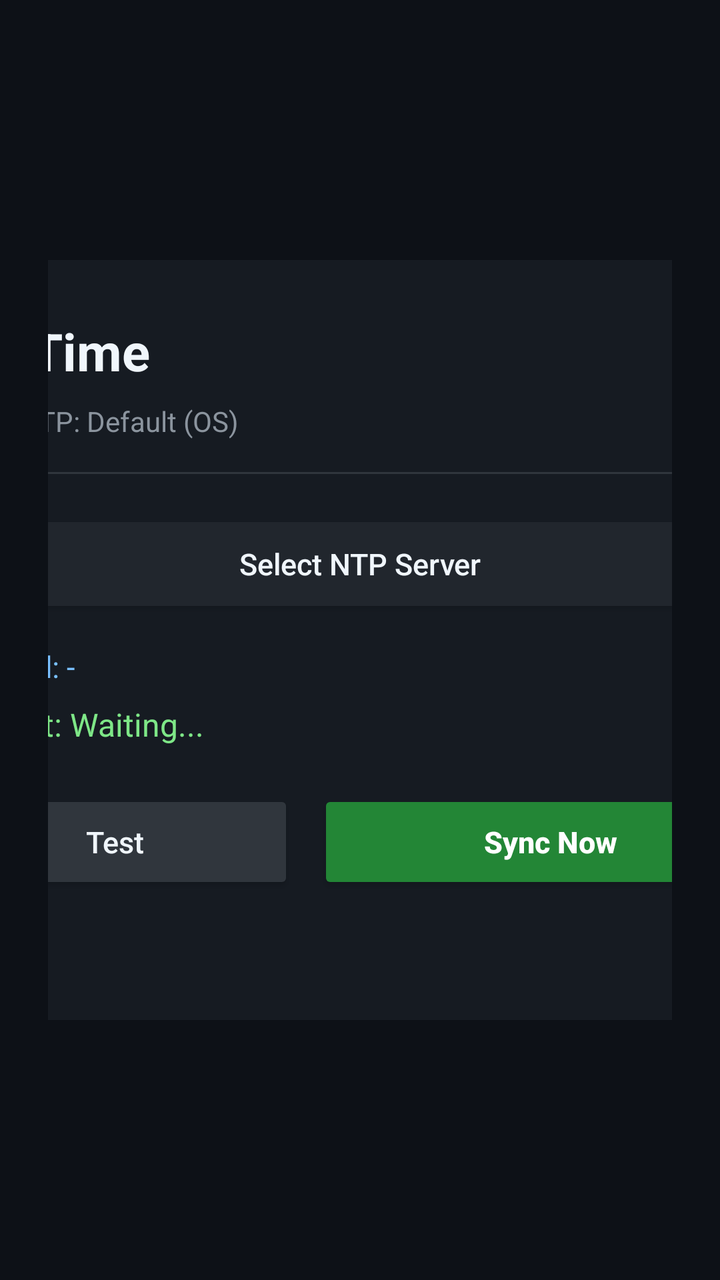
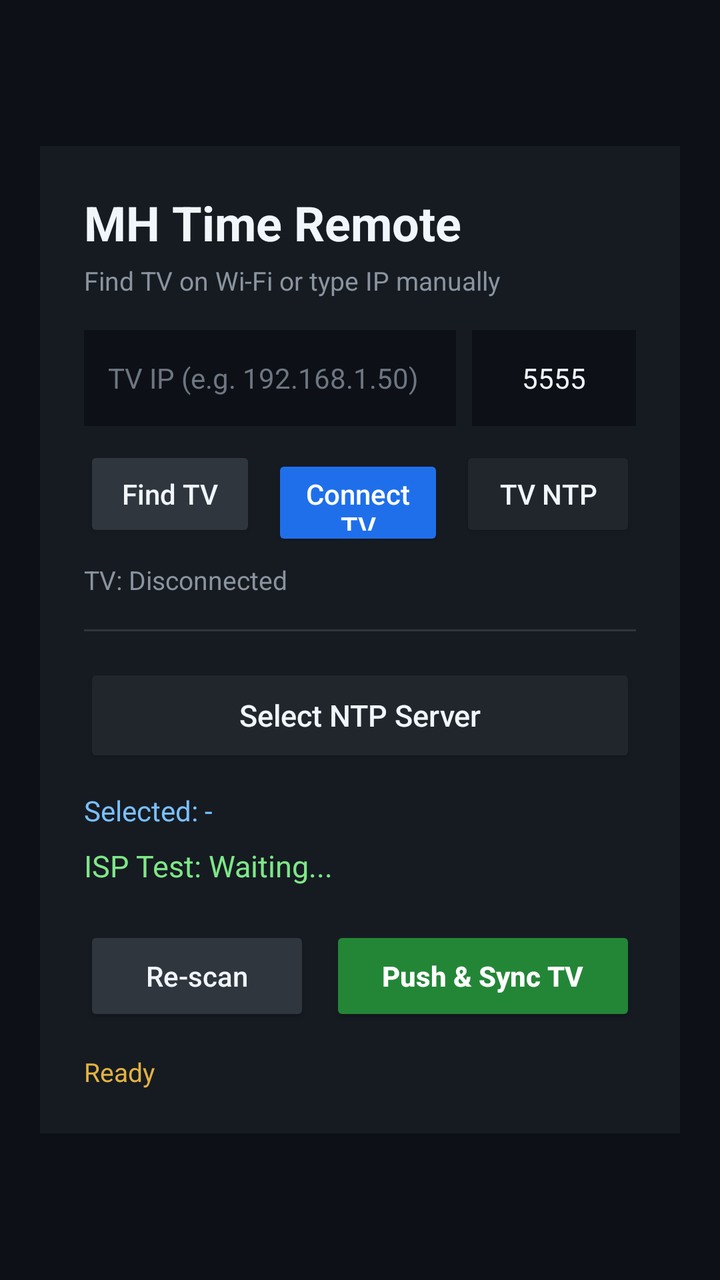

Two renders of the same Android screen: before a commit and after it. Below are the layout's source before the change and the commit's diff.
<!-- AndroidManifest.xml: application theme Theme.AppCompat.NoActionBar -->
<!-- res/layout/activity_main.xml -->
<?xml version="1.0" encoding="utf-8"?>
<FrameLayout xmlns:android="http://schemas.android.com/apk/res/android"
    android:layout_width="match_parent"
    android:layout_height="match_parent"
    android:background="#0D1117"
    android:padding="24dp">

    <LinearLayout
        android:layout_width="480dp"
        android:layout_height="wrap_content"
        android:layout_gravity="center"
        android:background="#161B22"
        android:orientation="vertical"
        android:padding="28dp">

        <TextView
            android:id="@+id/tvTitle"
            android:layout_width="wrap_content"
            android:layout_height="wrap_content"
            android:text="MH Time"
            android:textColor="#F0F6FC"
            android:textSize="26sp"
            android:textStyle="bold" />

        <TextView
            android:id="@+id/tvCurrentNtp"
            android:layout_width="match_parent"
            android:layout_height="wrap_content"
            android:layout_marginTop="8dp"
            android:text="Active NTP: Default (OS)"
            android:textColor="#8B949E"
            android:textSize="14sp" />

        <View
            android:layout_width="match_parent"
            android:layout_height="1dp"
            android:layout_marginTop="16dp"
            android:background="#30363D" />

        <Button
            android:id="@+id/btnOpenServerDialog"
            android:layout_width="match_parent"
            android:layout_height="54dp"
            android:layout_marginTop="18dp"
            android:backgroundTint="#21262D"
            android:focusable="true"
            android:text="Select NTP Server"
            android:textAllCaps="false"
            android:textColor="#F0F6FC"
            android:textSize="15sp" />

        <TextView
            android:id="@+id/tvSelectedTarget"
            android:layout_width="match_parent"
            android:layout_height="wrap_content"
            android:layout_marginTop="14dp"
            android:text="Selected: -"
            android:textColor="#79C0FF"
            android:textSize="15sp" />

        <LinearLayout
            android:layout_width="match_parent"
            android:layout_height="wrap_content"
            android:layout_marginTop="8dp"
            android:gravity="center_vertical"
            android:orientation="horizontal">

            <ProgressBar
                android:id="@+id/progressScanning"
                style="?android:attr/progressBarStyleSmall"
                android:layout_width="20dp"
                android:layout_height="20dp"
                android:layout_marginEnd="10dp"
                android:indeterminateTint="#58A6FF"
                android:visibility="gone" />

            <TextView
                android:id="@+id/tvTestResult"
                android:layout_width="0dp"
                android:layout_height="wrap_content"
                android:layout_weight="1"
                android:text="ISP Test: Waiting..."
                android:textColor="#7EE787"
                android:textSize="16sp" />
        </LinearLayout>

        <LinearLayout
            android:layout_width="match_parent"
            android:layout_height="wrap_content"
            android:layout_marginTop="22dp"
            android:orientation="horizontal">

            <Button
                android:id="@+id/btnTestServer"
                android:layout_width="0dp"
                android:layout_height="52dp"
                android:layout_marginEnd="12dp"
                android:layout_weight="1"
                android:backgroundTint="#30363D"
                android:focusable="true"
                android:text="Test"
                android:textAllCaps="false"
                android:textColor="#F0F6FC"
                android:textSize="15sp" />

            <Button
                android:id="@+id/btnSyncNow"
                android:layout_width="0dp"
                android:layout_height="52dp"
                android:layout_weight="1.3"
                android:backgroundTint="#238636"
                android:focusable="true"
                android:text="Sync Now"
                android:textAllCaps="false"
                android:textColor="#FFFFFF"
                android:textSize="15sp"
                android:textStyle="bold" />
        </LinearLayout>

        <TextView
            android:id="@+id/tvSyncStatus"
            android:layout_width="match_parent"
            android:layout_height="wrap_content"
            android:layout_marginTop="16dp"
            android:text="Ready"
            android:textColor="#E3B341"
            android:textSize="14sp" />

    </LinearLayout>
</FrameLayout>
<!-- resources referenced by this layout -->
<resources>

</resources>

<!-- the commit's change to res/layout/activity_main.xml (unified diff, before → after) -->
@@ -1,130 +1,223 @@
 <?xml version="1.0" encoding="utf-8"?>
-<FrameLayout xmlns:android="http://schemas.android.com/apk/res/android"
+<ScrollView xmlns:android="http://schemas.android.com/apk/res/android"
     android:layout_width="match_parent"
     android:layout_height="match_parent"
     android:background="#0D1117"
-    android:padding="24dp">
+    android:fillViewport="true">
 
     <LinearLayout
-        android:layout_width="480dp"
+        android:layout_width="match_parent"
         android:layout_height="wrap_content"
-        android:layout_gravity="center"
-        android:background="#161B22"
+        android:gravity="center"
         android:orientation="vertical"
-        android:padding="28dp">
-
-        <TextView
-            android:id="@+id/tvTitle"
-            android:layout_width="wrap_content"
-            android:layout_height="wrap_content"
-            android:text="MH Time"
-            android:textColor="#F0F6FC"
-            android:textSize="26sp"
-            android:textStyle="bold" />
-
-        <TextView
-            android:id="@+id/tvCurrentNtp"
-            android:layout_width="match_parent"
-            android:layout_height="wrap_content"
-            android:layout_marginTop="8dp"
-            android:text="Active NTP: Default (OS)"
-            android:textColor="#8B949E"
-            android:textSize="14sp" />
-
-        <View
-            android:layout_width="match_parent"
-            android:layout_height="1dp"
-            android:layout_marginTop="16dp"
-            android:background="#30363D" />
-
-        <Button
-            android:id="@+id/btnOpenServerDialog"
-            android:layout_width="match_parent"
-            android:layout_height="54dp"
-            android:layout_marginTop="18dp"
-            android:backgroundTint="#21262D"
-            android:focusable="true"
-            android:text="Select NTP Server"
-            android:textAllCaps="false"
-            android:textColor="#F0F6FC"
-            android:textSize="15sp" />
-
-        <TextView
-            android:id="@+id/tvSelectedTarget"
-            android:layout_width="match_parent"
-            android:layout_height="wrap_content"
-            android:layout_marginTop="14dp"
-            android:text="Selected: -"
-            android:textColor="#79C0FF"
-            android:textSize="15sp" />
+        android:padding="20dp">
 
         <LinearLayout
             android:layout_width="match_parent"
             android:layout_height="wrap_content"
-            android:layout_marginTop="8dp"
-            android:gravity="center_vertical"
-            android:orientation="horizontal">
-
-            <ProgressBar
-                android:id="@+id/progressScanning"
-                style="?android:attr/progressBarStyleSmall"
-                android:layout_width="20dp"
-                android:layout_height="20dp"
-                android:layout_marginEnd="10dp"
-                android:indeterminateTint="#58A6FF"
-                android:visibility="gone" />
-
-            <TextView
-                android:id="@+id/tvTestResult"
-                android:layout_width="0dp"
-                android:layout_height="wrap_content"
-                android:layout_weight="1"
-                android:text="ISP Test: Waiting..."
-                android:textColor="#7EE787"
-                android:textSize="16sp" />
-        </LinearLayout>
-
-        <LinearLayout
-            android:layout_width="match_parent"
-            android:layout_height="wrap_content"
-            android:layout_marginTop="22dp"
-            android:orientation="horizontal">
+            android:background="#161B22"
+            android:maxWidth="460dp"
+            android:orientation="vertical"
+            android:padding="22dp">
+
+            <TextView
+                android:id="@+id/tvTitle"
+                android:layout_width="wrap_content"
+                android:layout_height="wrap_content"
+                android:text="MH Time Remote"
+                android:textColor="#F0F6FC"
+                android:textSize="24sp"
+                android:textStyle="bold" />
+
+            <TextView
+                android:id="@+id/tvSubtitle"
+                android:layout_width="wrap_content"
+                android:layout_height="wrap_content"
+                android:layout_marginTop="4dp"
+                android:text="Find TV on Wi-Fi or type IP manually"
+                android:textColor="#8B949E"
+                android:textSize="13sp" />
+
+            <LinearLayout
+                android:layout_width="match_parent"
+                android:layout_height="wrap_content"
+                android:layout_marginTop="16dp"
+                android:orientation="horizontal">
+
+                <EditText
+                    android:id="@+id/etTvIp"
+                    android:layout_width="0dp"
+                    android:layout_height="48dp"
+                    android:layout_marginEnd="8dp"
+                    android:layout_weight="1"
+                    android:background="#0D1117"
+                    android:hint="TV IP (e.g. 192.168.1.50)"
+                    android:inputType="phone|numberDecimal"
+                    android:paddingHorizontal="12dp"
+                    android:singleLine="true"
+                    android:textColor="#F0F6FC"
+                    android:textColorHint="#6E7681"
+                    android:textSize="14sp" />
+
+                <EditText
+                    android:id="@+id/etTvPort"
+                    android:layout_width="82dp"
+                    android:layout_height="48dp"
+                    android:background="#0D1117"
+                    android:gravity="center"
+                    android:hint="5555"
+                    android:inputType="number"
+                    android:maxLength="5"
+                    android:singleLine="true"
+                    android:text="5555"
+                    android:textColor="#F0F6FC"
+                    android:textColorHint="#6E7681"
+                    android:textSize="14sp" />
+            </LinearLayout>
+
+            <LinearLayout
+                android:layout_width="match_parent"
+                android:layout_height="wrap_content"
+                android:layout_marginTop="10dp"
+                android:orientation="horizontal">
+
+                <Button
+                    android:id="@+id/btnFindTv"
+                    android:layout_width="0dp"
+                    android:layout_height="48dp"
+                    android:layout_marginEnd="8dp"
+                    android:layout_weight="1"
+                    android:backgroundTint="#30363D"
+                    android:text="Find TV"
+                    android:textAllCaps="false"
+                    android:textColor="#F0F6FC"
+                    android:textSize="14sp" />
+
+                <Button
+                    android:id="@+id/btnConnectTv"
+                    android:layout_width="0dp"
+                    android:layout_height="48dp"
+                    android:layout_marginEnd="8dp"
+                    android:layout_weight="1"
+                    android:backgroundTint="#1F6FEB"
+                    android:text="Connect TV"
+                    android:textAllCaps="false"
+                    android:textColor="#FFFFFF"
+                    android:textSize="14sp" />
+
+                <Button
+                    android:id="@+id/btnReadTvNtp"
+                    android:layout_width="wrap_content"
+                    android:layout_height="48dp"
+                    android:backgroundTint="#21262D"
+                    android:paddingHorizontal="12dp"
+                    android:text="TV NTP"
+                    android:textAllCaps="false"
+                    android:textColor="#F0F6FC"
+                    android:textSize="14sp" />
+            </LinearLayout>
+
+            <TextView
+                android:id="@+id/tvTvConnection"
+                android:layout_width="match_parent"
+                android:layout_height="wrap_content"
+                android:layout_marginTop="10dp"
+                android:text="TV: Disconnected"
+                android:textColor="#8B949E"
+                android:textSize="13sp" />
+
+            <View
+                android:layout_width="match_parent"
+                android:layout_height="1dp"
+                android:layout_marginTop="16dp"
+                android:background="#30363D" />
 
             <Button
-                android:id="@+id/btnTestServer"
-                android:layout_width="0dp"
+                android:id="@+id/btnOpenServerDialog"
+                android:layout_width="match_parent"
                 android:layout_height="52dp"
-                android:layout_marginEnd="12dp"
-                android:layout_weight="1"
-                android:backgroundTint="#30363D"
-                android:focusable="true"
-                android:text="Test"
+                android:layout_marginTop="16dp"
+                android:backgroundTint="#21262D"
+                android:text="Select NTP Server"
                 android:textAllCaps="false"
                 android:textColor="#F0F6FC"
                 android:textSize="15sp" />
 
-            <Button
-                android:id="@+id/btnSyncNow"
-                android:layout_width="0dp"
-                android:layout_height="52dp"
-                android:layout_weight="1.3"
-                android:backgroundTint="#238636"
-                android:focusable="true"
-                android:text="Sync Now"
-                android:textAllCaps="false"
-                android:textColor="#FFFFFF"
-                android:textSize="15sp"
-                android:textStyle="bold" />
+            <TextView
+                android:id="@+id/tvSelectedTarget"
+                android:layout_width="match_parent"
+                android:layout_height="wrap_content"
+                android:layout_marginTop="12dp"
+                android:text="Selected: -"
+                android:textColor="#79C0FF"
+                android:textSize="14sp" />
+
+            <LinearLayout
+                android:layout_width="match_parent"
+                android:layout_height="wrap_content"
+                android:layout_marginTop="8dp"
+                android:gravity="center_vertical"
+                android:orientation="horizontal">
+
+                <ProgressBar
+                    android:id="@+id/progressScanning"
+                    style="?android:attr/progressBarStyleSmall"
+                    android:layout_width="20dp"
+                    android:layout_height="20dp"
+                    android:layout_marginEnd="10dp"
+                    android:indeterminateTint="#58A6FF"
+                    android:visibility="gone" />
+
+                <TextView
+                    android:id="@+id/tvTestResult"
+                    android:layout_width="0dp"
+                    android:layout_height="wrap_content"
+                    android:layout_weight="1"
+                    android:text="ISP Test: Waiting..."
+                    android:textColor="#7EE787"
+                    android:textSize="15sp" />
+            </LinearLayout>
+
+            <LinearLayout
+                android:layout_width="match_parent"
+                android:layout_height="wrap_content"
+                android:layout_marginTop="20dp"
+                android:orientation="horizontal">
+
+                <Button
+                    android:id="@+id/btnRescan"
+                    android:layout_width="0dp"
+                    android:layout_height="50dp"
+                    android:layout_marginEnd="10dp"
+                    android:layout_weight="1"
+                    android:backgroundTint="#30363D"
+                    android:text="Re-scan"
+                    android:textAllCaps="false"
+                    android:textColor="#F0F6FC"
+                    android:textSize="14sp" />
+
+                <Button
+                    android:id="@+id/btnSyncTv"
+                    android:layout_width="0dp"
+                    android:layout_height="50dp"
+                    android:layout_weight="1.35"
+                    android:backgroundTint="#238636"
+                    android:text="Push &amp; Sync TV"
+                    android:textAllCaps="false"
+                    android:textColor="#FFFFFF"
+                    android:textSize="14sp"
+                    android:textStyle="bold" />
+            </LinearLayout>
+
+            <TextView
+                android:id="@+id/tvSyncStatus"
+                android:layout_width="match_parent"
+                android:layout_height="wrap_content"
+                android:layout_marginTop="14dp"
+                android:text="Ready"
+                android:textColor="#E3B341"
+                android:textSize="13sp" />
+
         </LinearLayout>
-
-        <TextView
-            android:id="@+id/tvSyncStatus"
-            android:layout_width="match_parent"
-            android:layout_height="wrap_content"
-            android:layout_marginTop="16dp"
-            android:text="Ready"
-            android:textColor="#E3B341"
-            android:textSize="14sp" />
-
     </LinearLayout>
-</FrameLayout>
+</ScrollView>
